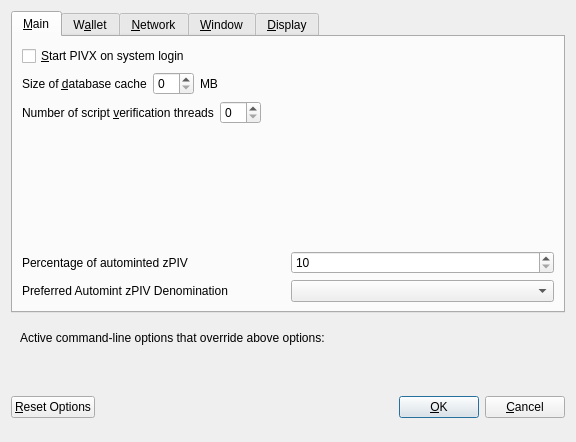
The window that src/qt/forms/optionsdialog.ui (EULO-Project/EULO) describes before a commit, drawn with Qt 5.
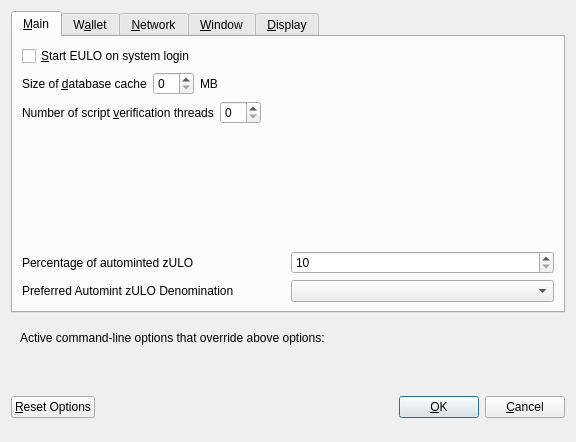
The same window after the commit. Custom widgets are drawn as their Qt base class.

Diff of the .ui file:
```diff
--- a/src/qt/forms/optionsdialog.ui
+++ b/src/qt/forms/optionsdialog.ui
@@ -33,7 +33,7 @@
           <string>Automatically start PIVX after logging in to the system.</string>
          </property>
          <property name="text">
-          <string>&amp;Start PIVX on system login</string>
+          <string>&amp;Start EULO on system login</string>
          </property>
         </widget>
        </item>
@@ -138,7 +138,7 @@
             <string>Percentage of incoming PIV which get automatically converted to zPIV via Zerocoin Protocol (min: 10%)</string>
            </property>
            <property name="text">
-            <string>Percentage of autominted zPIV</string>
+            <string>Percentage of autominted zULO</string>
            </property>
           </widget>
          </item>
@@ -171,7 +171,7 @@
             <string>Wait with automatic conversion to Zerocoin until enough PIV for this denomination is available</string>
            </property>
            <property name="text">
-            <string>Preferred Automint zPIV Denomination</string>
+            <string>Preferred Automint zULO Denomination</string>
            </property>
           </widget>
          </item>
```
Left out of the diff: 16 changed lines with no effect on the pictures.
